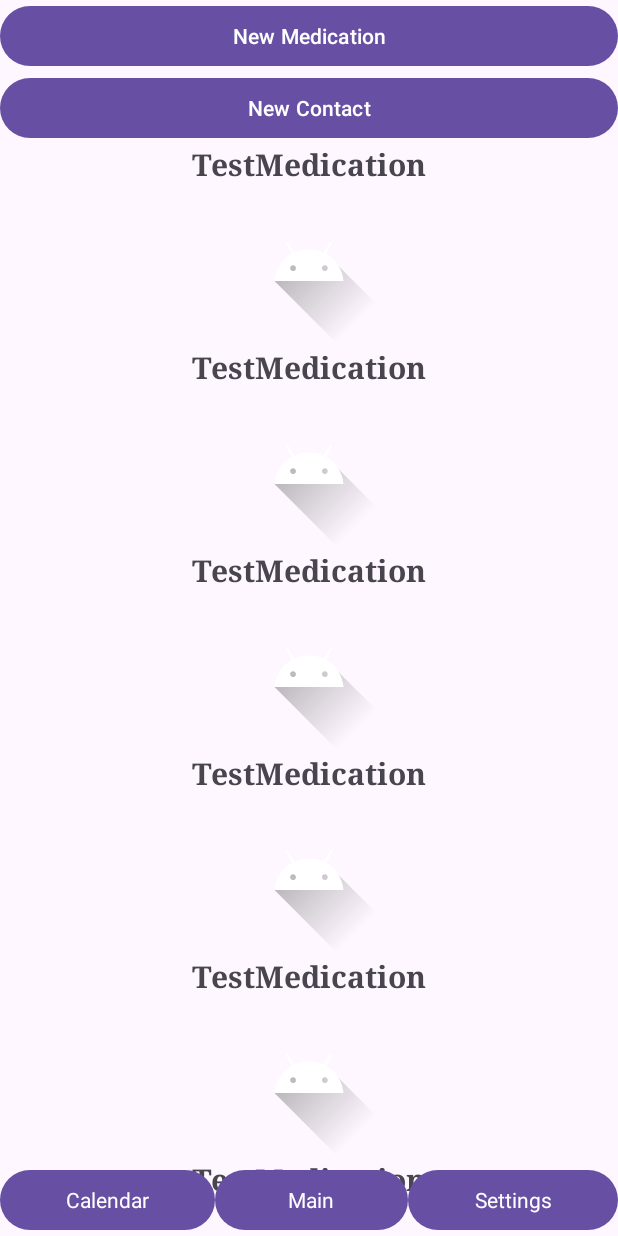
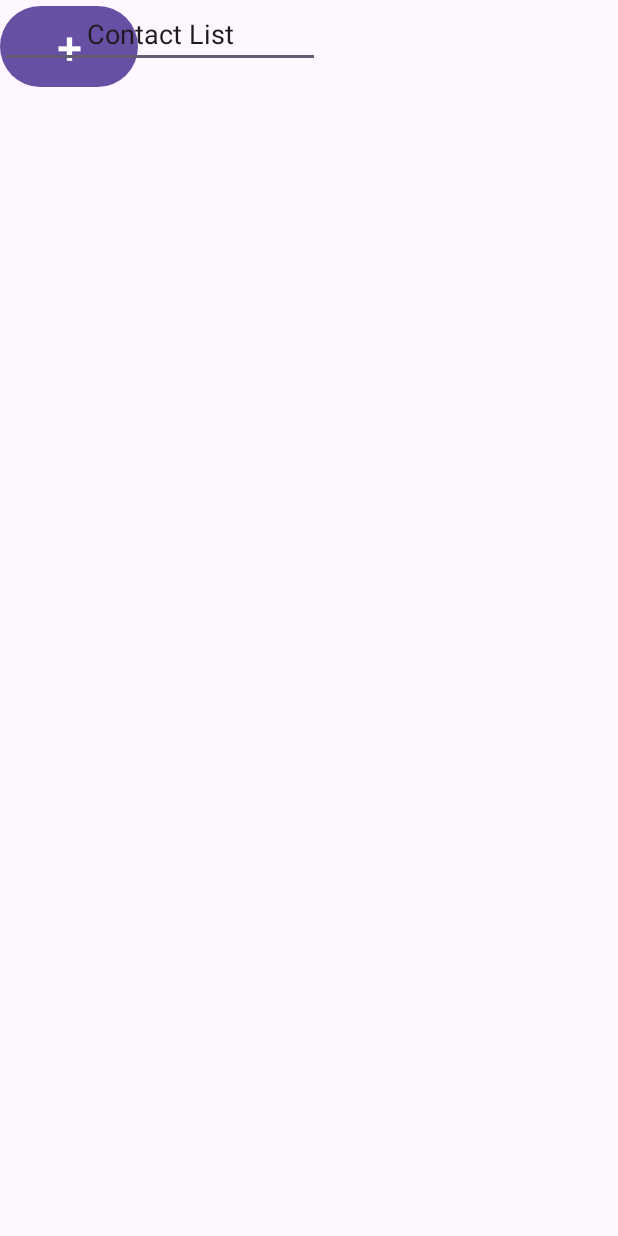
Before and after one commit to amongfiish/CMPT276Group2, an Android app: the screen it shows after launch (MainActivity before the commit, ContactActivity after it), after a tap on "New Contact", on a phone screen of 412 x 824 dp. Run offline under Robolectric (Android 15) with nearby library versions, the phone set to English and light mode, and no system bars; 2 statements that could not run were skipped; 1 other tap on this screen came first.

Commit message:
modifiications to add contacts

```diff
--- a/app/src/main/AndroidManifest.xml
+++ b/app/src/main/AndroidManifest.xml
@@ -27,6 +27,9 @@
         <activity
             android:name=".SettingsActivity"
             android:exported="false"/>
+        <activity
+            android:name=".ContactActivity"
+            android:exported="false" />
     </application>
 
 </manifest>
--- /dev/null
+++ b/app/src/main/java/ca/accessarchitects/cmpt276group2/ContactActivity.java
@@ -0,0 +1,14 @@
+package ca.accessarchitects.cmpt276group2;
+
+import android.os.Bundle;
+import androidx.appcompat.app.AppCompatActivity;
+import androidx.core.view.WindowCompat;
+
+public class ContactActivity extends AppCompatActivity {
+    @Override
+    protected void onCreate(Bundle savedInstanceState) {
+        super.onCreate(savedInstanceState);
+        WindowCompat.enableEdgeToEdge(getWindow());
+        setContentView(R.layout.activity_contacts);
+    }
+}
--- a/app/src/main/java/ca/accessarchitects/cmpt276group2/MainActivity.java
+++ b/app/src/main/java/ca/accessarchitects/cmpt276group2/MainActivity.java
@@ -1,6 +1,9 @@
 package ca.accessarchitects.cmpt276group2;
 
+import android.content.Intent;
+import android.content.Context;
 import android.os.Bundle;
+import android.view.View;
 import android.widget.Button;
 import android.widget.LinearLayout;
 
@@ -23,13 +26,18 @@ public class MainActivity extends AppCompatActivity {
             return insets;
         });
 
+
         ((Button)findViewById(R.id.buttonNewMedication)).setOnClickListener(v -> {
             // new medication view (Dan)
         });
 
         ((Button)findViewById(R.id.buttonNewContact)).setOnClickListener(v -> {
             // new contact view (Aneesh)
+            Intent intent = new Intent(MainActivity.this, ContactActivity.class);
+            startActivity(intent);
         });
+
+
 
         // test medication
         Medication medication = new Medication("TestMedication", "1mg");
--- /dev/null
+++ b/app/src/main/res/layout/activity_contacts.xml
@@ -0,0 +1,27 @@
+<?xml version="1.0" encoding="utf-8"?>
+<androidx.constraintlayout.widget.ConstraintLayout xmlns:android="http://schemas.android.com/apk/res/android"
+    xmlns:tools="http://schemas.android.com/tools"
+    android:layout_width="match_parent"
+    android:layout_height="match_parent">
+
+    <Button
+        android:id="@+id/button"
+        android:layout_width="92dp"
+        android:layout_height="62dp"
+        android:text="+"
+        android:textSize="30dp"
+        tools:layout_editor_absoluteX="16dp"
+        tools:layout_editor_absoluteY="16dp" />
+
+    <EditText
+        android:id="@+id/editTextText"
+        android:layout_width="wrap_content"
+        android:layout_height="wrap_content"
+        android:ems="10"
+        android:gravity="center"
+        android:inputType="text"
+        android:text="Contact List"
+        tools:layout_editor_absoluteX="108dp"
+        tools:layout_editor_absoluteY="100dp" />
+
+</androidx.constraintlayout.widget.ConstraintLayout>
```
